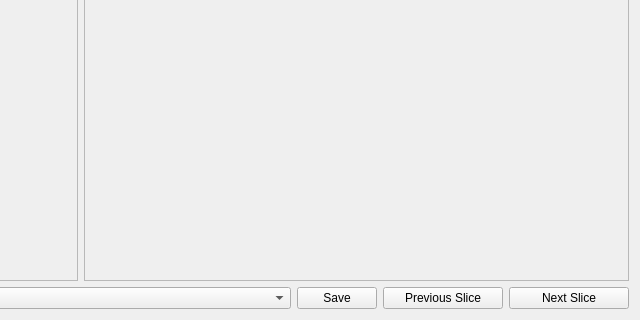
MenxLi/LabelSys, file ui/compareWidget.ui: the form before one commit; both pictures show x 479 to 1119 and y 241 to 561 of the 1119 by 561 pixel window.
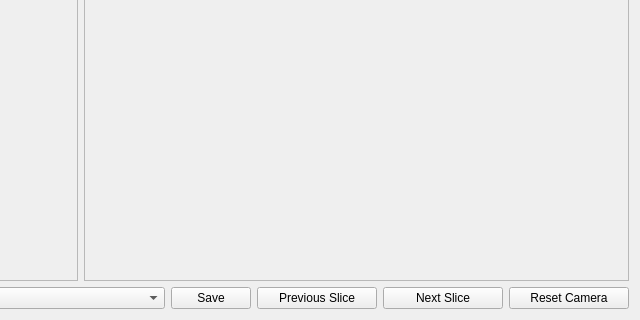
The form after the commit.

Commit message: add reset camera to the compare window

Diff of the .ui file:
```diff
--- a/ui/compareWidget.ui
+++ b/ui/compareWidget.ui
@@ -113,6 +113,25 @@
        </property>
       </widget>
      </item>
+     <item>
+      <widget class="QPushButton" name="btn_reset_camera">
+       <property name="sizePolicy">
+        <sizepolicy hsizetype="Fixed" vsizetype="Minimum">
+         <horstretch>0</horstretch>
+         <verstretch>0</verstretch>
+        </sizepolicy>
+       </property>
+       <property name="minimumSize">
+        <size>
+         <width>120</width>
+         <height>0</height>
+        </size>
+       </property>
+       <property name="text">
+        <string>Reset Camera</string>
+       </property>
+      </widget>
+     </item>
     </layout>
    </item>
   </layout>
```
The commit also changes 2 other files.
